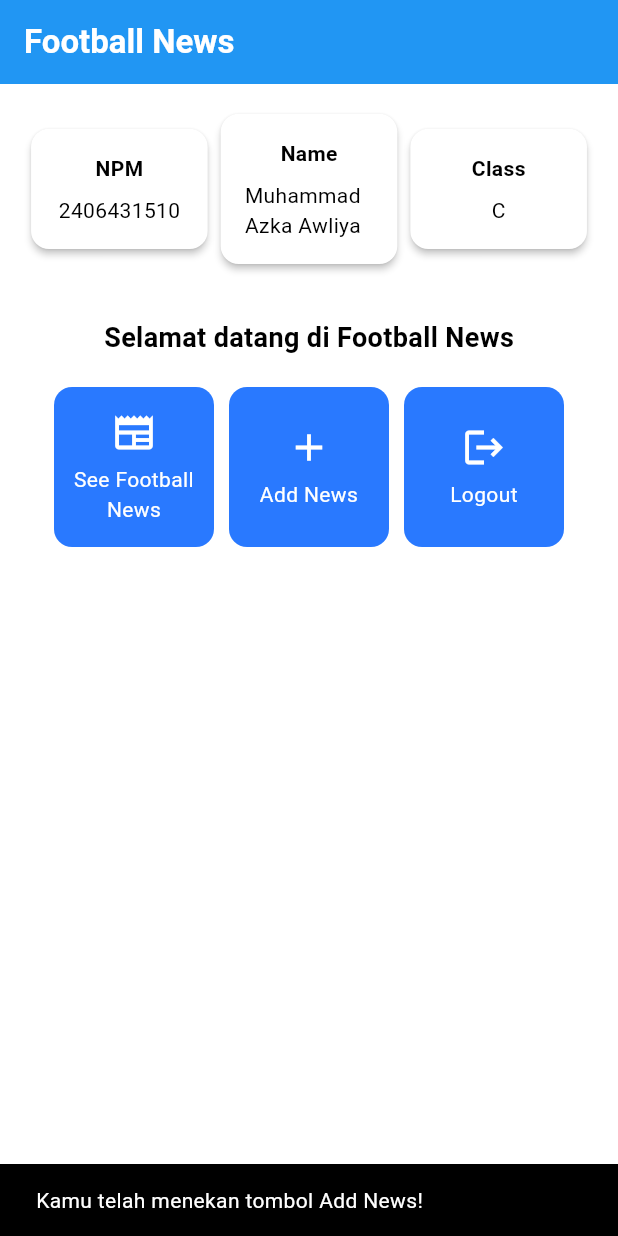
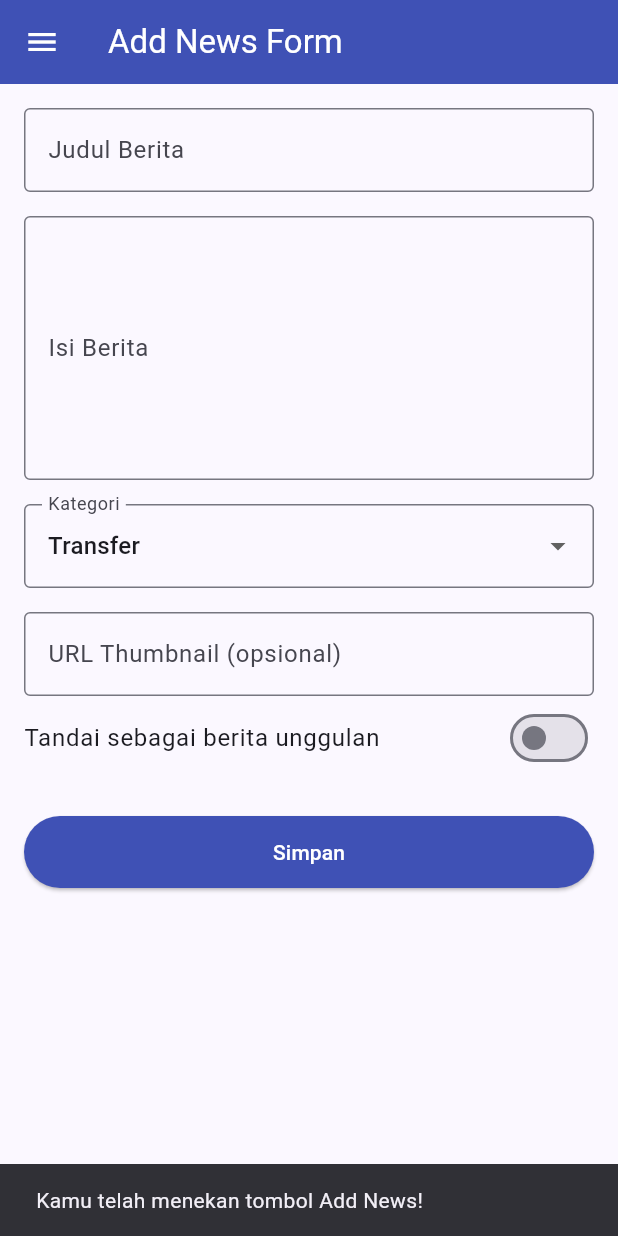
Before and after one commit to AsukaOurijya/football-news-mobile, a Flutter app: the screen it shows after launch, after a tap on "Add News", on a phone screen of 412 x 824 dp. Run offline on Flutter 3.47's test engine with Material 3 defaults, Android fonts, the phone set to English and light mode, and no system bars.

Commit message:
Finish Tutorial 7

```diff
--- a/football_news/lib/main.dart
+++ b/football_news/lib/main.dart
@@ -1,5 +1,5 @@
 import 'package:flutter/material.dart';
-import 'package:football_news/menu.dart';
+import 'package:football_news/screens/menu.dart';
 
 void main() {
   runApp(const MyApp());
@@ -12,26 +12,12 @@ class MyApp extends StatelessWidget {
   @override
   Widget build(BuildContext context) {
     return MaterialApp(
-      title: 'Flutter Demo',
+      title: 'Football News',
       theme: ThemeData(
-        // This is the theme of your application.
-        //
-        // TRY THIS: Try running your application with "flutter run". You'll see
-        // the application has a purple toolbar. Then, without quitting the app,
-        // try changing the seedColor in the colorScheme below to Colors.green
-        // and then invoke "hot reload" (save your changes or press the "hot
-        // reload" button in a Flutter-supported IDE, or press "r" if you used
-        // the command line to start the app).
-        //
-        // Notice that the counter didn't reset back to zero; the application
-        // state is not lost during the reload. To reset the state, use hot
-        // restart instead.
-        //
-        // This works for code too, not just values: Most code changes can be
-        // tested with just a hot reload.
-        colorScheme: ColorScheme.fromSwatch(primarySwatch: Colors.blue).copyWith(secondary: Colors.blueAccent[400]),
+        colorScheme: ColorScheme.fromSeed(seedColor: Colors.indigo),
+        useMaterial3: true,
       ),
-      home: MyHomePage(),
+      home: const MyHomePage(),
     );
   }
 }
--- a/football_news/lib/menu.dart
+++ /dev/null
@@ -1,173 +0,0 @@
-import 'package:flutter/material.dart';
-
-class MyHomePage extends StatelessWidget {
-  MyHomePage({super.key});
-  final String nama = "Muhammad Azka Awliya";
-  final String npm = "2406431510";
-  final String kelas = "C";
-
-  final List<ItemHomePage> items = [
-    ItemHomePage("See Football News", Icons.newspaper),
-    ItemHomePage("Add News", Icons.add),
-    ItemHomePage("Logout", Icons.logout),
-  ];
-
-  @override
-  Widget build (BuildContext context) {
-    return Scaffold(
-      appBar: AppBar(
-        title: const Text(
-          'Football News',
-          style: TextStyle(
-            color: Colors.white,
-            fontWeight: FontWeight.bold,
-          ),
-        ),
-        backgroundColor: Theme.of(context).colorScheme.primary,
-      ),
-
-      body: Padding(
-        padding: const EdgeInsets.all(16.0),
-        child: Column(
-          crossAxisAlignment: CrossAxisAlignment.center,
-            children: [
-              Row(
-                mainAxisAlignment: MainAxisAlignment.spaceEvenly,
-                children: [
-                  InfoCard(title: 'NPM', content: npm),
-                  InfoCard(title: 'Name', content: nama),
-                  InfoCard(title: 'Class', content: kelas),
-                ],
-              ),
-
-              const SizedBox(height: 16.0),
-
-              Center(
-                child: Column(
-                  children: [
-                    const Padding(
-                      padding: EdgeInsets.only(top: 16.0),
-                      child: Text(
-                        'Selamat datang di Football News',
-                        style: TextStyle(
-                          fontWeight: FontWeight.bold,
-                          fontSize: 18.0,
-                        ),
-                      ),
-                    ),
-
-                    GridView.count(
-                      primary: true,
-                      padding: const EdgeInsets.all(20),
-                      crossAxisSpacing: 10,
-                      mainAxisSpacing: 10,
-                      crossAxisCount: 3,
-                      shrinkWrap: true,
-
-                      children: items.map((ItemHomePage item) {
-                        return ItemCard(item);
-                      }).toList(),
-                    ),
-                  ],
-                ),
-              ),
-            ],
-        ),
-      ),
-    );
-  }
-}
-
-// (... nya jangan di copy !)
-class InfoCard extends StatelessWidget {
-  // Kartu informasi yang menampilkan title dan content.
-
-  final String title;  // Judul kartu.
-  final String content;  // Isi kartu.
-
-  const InfoCard({super.key, required this.title, required this.content});
-
-  @override
-  Widget build(BuildContext context) {
-    return Card(
-      // Membuat kotak kartu dengan bayangan dibawahnya.
-      elevation: 2.0,
-      child: Container(
-        // Mengatur ukuran dan jarak di dalam kartu.
-        width: MediaQuery.of(context).size.width / 3.5, // menyesuaikan dengan lebar device yang digunakan.
-        padding: const EdgeInsets.all(16.0),
-        // Menyusun title dan content secara vertikal.
-        child: Column(
-          children: [
-            Text(
-              title,
-              style: const TextStyle(fontWeight: FontWeight.bold),
-            ),
-            const SizedBox(height: 8.0),
-            Text(content),
-          ],
-        ),
-      ),
-    );
-  }
-}
-
-class ItemHomePage {
-  final String name;
-  final IconData icon;
-  ItemHomePage(this.name, this.icon);
-}
-
-class ItemCard extends StatelessWidget {
-  // Menampilkan kartu dengan ikon dan nama.
-
-  final ItemHomePage item;
-
-  const ItemCard(this.item, {super.key});
-
-  @override
-  Widget build(BuildContext context) {
-    return Material(
-      // Menentukan warna latar belakang dari tema aplikasi.
-      color: Theme.of(context).colorScheme.secondary,
-      // Membuat sudut kartu melengkung.
-      borderRadius: BorderRadius.circular(12),
-
-      child: InkWell(
-        // Aksi ketika kartu ditekan.
-        onTap: () {
-          // Menampilkan pesan SnackBar saat kartu ditekan.
-          ScaffoldMessenger.of(context)
-            ..hideCurrentSnackBar()
-            ..showSnackBar(
-              SnackBar(content: Text("Kamu telah menekan tombol ${item.name}!"))
-            );
-        },
-        // Container untuk menyimpan Icon dan Text
-        child: Container(
-          padding: const EdgeInsets.all(8),
-          child: Center(
-            child: Column(
-              // Menyusun ikon dan teks di tengah kartu.
-              mainAxisAlignment: MainAxisAlignment.center,
-              children: [
-                Icon(
-                  item.icon,
-                  color: Colors.white,
-                  size: 30.0,
-                ),
-                const Padding(padding: EdgeInsets.all(3)),
-                Text(
-                  item.name,
-                  textAlign: TextAlign.center,
-                  style: const TextStyle(color: Colors.white),
-                ),
-              ],
-            ),
-          ),
-        ),
-      ),
-    );
-  }
-
-}
--- /dev/null
+++ b/football_news/lib/screens/menu.dart
@@ -0,0 +1,133 @@
+import 'package:flutter/material.dart';
+import 'package:football_news/widgets/left_drawer.dart';
+import 'package:football_news/widgets/news_card.dart';
+
+class MyHomePage extends StatelessWidget {
+  const MyHomePage({super.key});
+
+  static const List<({String title, String value})> _profileEntries = [
+    (title: 'NPM', value: '2406431510'),
+    (title: 'Name', value: 'Muhammad Azka Awliya'),
+    (title: 'Class', value: 'C'),
+  ];
+
+  static const List<ItemHomePage> _menuItems = [
+    ItemHomePage(name: 'See Football News', icon: Icons.newspaper),
+    ItemHomePage(name: 'Add News', icon: Icons.add),
+    ItemHomePage(name: 'Logout', icon: Icons.logout),
+  ];
+
+  @override
+  Widget build(BuildContext context) {
+    final theme = Theme.of(context);
+    final crossAxisCount = MediaQuery.of(context).size.width < 720 ? 2 : 3;
+
+    return Scaffold(
+      appBar: AppBar(
+        title: const Text(
+          'Football News',
+          style: TextStyle(color: Colors.white, fontWeight: FontWeight.bold),
+        ),
+        backgroundColor: theme.colorScheme.primary,
+      ),
+      drawer: const LeftDrawer(),
+      body: SafeArea(
+        child: SingleChildScrollView(
+          padding: const EdgeInsets.all(16),
+          child: Column(
+            crossAxisAlignment: CrossAxisAlignment.stretch,
+            children: [
+              LayoutBuilder(
+                builder: (context, constraints) {
+                  final cards = _profileEntries
+                      .map(
+                        (entry) =>
+                            InfoCard(title: entry.title, content: entry.value),
+                      )
+                      .toList();
+
+                  if (constraints.maxWidth < 720) {
+                    return Column(
+                      children: [
+                        for (final card in cards)
+                          Padding(
+                            padding: const EdgeInsets.only(bottom: 12),
+                            child: card,
+                          ),
+                      ],
+                    );
+                  }
+
+                  return Row(
+                    crossAxisAlignment: CrossAxisAlignment.start,
+                    children: [
+                      for (var i = 0; i < cards.length; i++)
+                        Expanded(
+                          child: Padding(
+                            padding: EdgeInsets.only(
+                              right: i == cards.length - 1 ? 0 : 12,
+                            ),
+                            child: cards[i],
+                          ),
+                        ),
+                    ],
+                  );
+                },
+              ),
+              const SizedBox(height: 24),
+              Text(
+                'Selamat datang di Football News',
+                textAlign: TextAlign.center,
+                style: theme.textTheme.titleMedium?.copyWith(
+                  fontWeight: FontWeight.bold,
+                ),
+              ),
+              const SizedBox(height: 20),
+              GridView.count(
+                shrinkWrap: true,
+                physics: const NeverScrollableScrollPhysics(),
+                padding: const EdgeInsets.all(20),
+                crossAxisSpacing: 12,
+                mainAxisSpacing: 12,
+                crossAxisCount: crossAxisCount,
+                children: _menuItems
+                    .map((item) => ItemCard(item: item))
+                    .toList(),
+              ),
+            ],
+          ),
+        ),
+      ),
+    );
+  }
+}
+
+class InfoCard extends StatelessWidget {
+  const InfoCard({super.key, required this.title, required this.content});
+
+  final String title;
+  final String content;
+
+  @override
+  Widget build(BuildContext context) {
+    return Card(
+      elevation: 2,
+      child: Padding(
+        padding: const EdgeInsets.all(16),
+        child: Column(
+          crossAxisAlignment: CrossAxisAlignment.start,
+          children: [
+            Text(
+              title,
+              style: Theme.of(
+                context,
+              ).textTheme.titleSmall?.copyWith(fontWeight: FontWeight.bold),
+            ),
+            const SizedBox(height: 8),
+            Text(content, style: Theme.of(context).textTheme.bodyMedium),
+          ],
+        ),
+      ),
+    );
+  }
+}
--- /dev/null
+++ b/football_news/lib/screens/newslist_form.dart
@@ -0,0 +1,248 @@
+import 'package:flutter/material.dart';
+import 'package:football_news/widgets/left_drawer.dart';
+
+class NewsFormPage extends StatefulWidget {
+  const NewsFormPage({super.key});
+
+  @override
+  State<NewsFormPage> createState() => _NewsFormPageState();
+}
+
+class _NewsFormPageState extends State<NewsFormPage> {
+  final _formKey = GlobalKey<FormState>();
+  final _titleController = TextEditingController();
+  final _contentController = TextEditingController();
+  final _thumbnailController = TextEditingController();
+
+  static const List<String> _categories = [
+    'transfer',
+    'update',
+    'exclusive',
+    'match',
+    'rumor',
+    'analysis',
+  ];
+
+  String _selectedCategory = _categories.first;
+  bool _isFeatured = false;
+
+  @override
+  void dispose() {
+    _titleController.dispose();
+    _contentController.dispose();
+    _thumbnailController.dispose();
+    super.dispose();
+  }
+
+  @override
+  Widget build(BuildContext context) {
+    final theme = Theme.of(context);
+
+    return Scaffold(
+      appBar: AppBar(
+        title: const Text('Add News Form'),
+        backgroundColor: Colors.indigo,
+        foregroundColor: Colors.white,
+      ),
+      drawer: const LeftDrawer(),
+      body: SafeArea(
+        child: Form(
+          key: _formKey,
+          child: SingleChildScrollView(
+            padding: const EdgeInsets.all(16),
+            child: Column(
+              crossAxisAlignment: CrossAxisAlignment.stretch,
+              children: [
+                TextFormField(
+                  controller: _titleController,
+                  textInputAction: TextInputAction.next,
+                  decoration: const InputDecoration(
+                    labelText: 'Judul Berita',
+                    hintText: 'Masukkan judul berita',
+                    border: OutlineInputBorder(),
+                  ),
+                  validator: (value) {
+                    if (value == null || value.trim().isEmpty) {
+                      return 'Judul tidak boleh kosong!';
+                    }
+                    if (value.trim().length < 4) {
+                      return 'Judul minimal 4 karakter.';
+                    }
+                    return null;
+                  },
+                ),
+                const SizedBox(height: 16),
+                TextFormField(
+                  controller: _contentController,
+                  maxLines: 6,
+                  textInputAction: TextInputAction.newline,
+                  decoration: const InputDecoration(
+                    labelText: 'Isi Berita',
+                    hintText: 'Masukkan konten berita',
+                    border: OutlineInputBorder(),
+                  ),
+                  validator: (value) {
+                    if (value == null || value.trim().isEmpty) {
+                      return 'Isi berita tidak boleh kosong!';
+                    }
+                    if (value.trim().length < 20) {
+                      return 'Isi berita minimal 20 karakter.';
+                    }
+                    return null;
+                  },
+                ),
+                const SizedBox(height: 16),
+                DropdownButtonFormField<String>(
+                  initialValue: _selectedCategory,
+                  items: _categories
+                      .map(
+                        (category) => DropdownMenuItem(
+                          value: category,
+                          child: Text(
+                            category[0].toUpperCase() + category.substring(1),
+                          ),
+                        ),
+                      )
+                      .toList(),
+                  decoration: const InputDecoration(
+                    labelText: 'Kategori',
+                    border: OutlineInputBorder(),
+                  ),
+                  onChanged: (value) {
+                    if (value == null) return;
+                    setState(() {
+                      _selectedCategory = value;
+                    });
+                  },
+                ),
+                const SizedBox(height: 16),
+                TextFormField(
+                  controller: _thumbnailController,
+                  textInputAction: TextInputAction.done,
+                  decoration: const InputDecoration(
+                    labelText: 'URL Thumbnail (opsional)',
+                    hintText: 'Masukkan tautan gambar',
+                    border: OutlineInputBorder(),
+                  ),
+                  validator: (value) {
+                    if (value == null || value.trim().isEmpty) {
+                      return null;
+                    }
+
+                    final uri = Uri.tryParse(value.trim());
+                    if (uri == null || !uri.hasScheme || !uri.hasAuthority) {
+                      return 'Masukkan URL yang valid.';
+                    }
+                    return null;
+                  },
+                ),
+                SwitchListTile(
+                  contentPadding: EdgeInsets.zero,
+                  title: const Text('Tandai sebagai berita unggulan'),
+                  value: _isFeatured,
+                  onChanged: (isActive) {
+                    setState(() {
+                      _isFeatured = isActive;
+                    });
+                  },
+                ),
+                const SizedBox(height: 24),
+                SizedBox(
+                  width: double.infinity,
+                  child: ElevatedButton(
+                    style: ElevatedButton.styleFrom(
+                      backgroundColor: Colors.indigo,
+                      foregroundColor: Colors.white,
+                      padding: const EdgeInsets.symmetric(vertical: 14),
+                      textStyle: theme.textTheme.labelLarge,
+                    ),
+                    onPressed: _handleSubmit,
+                    child: const Text('Simpan'),
+                  ),
+                ),
+              ],
+            ),
+          ),
+        ),
+      ),
+    );
+  }
+
+  void _handleSubmit() {
+    if (!_formKey.currentState!.validate()) return;
+
+    final preview = _NewsPreview(
+      title: _titleController.text.trim(),
+      content: _contentController.text.trim(),
+      category: _selectedCategory,
+      thumbnail: _thumbnailController.text.trim(),
+      isFeatured: _isFeatured,
+    );
+
+    showDialog<void>(
+      context: context,
+      builder: (dialogContext) {
+        return AlertDialog(
+          title: const Text('Berita berhasil tersimpan'),
+          content: SingleChildScrollView(
+            child: ListBody(
+              children: [
+                Text('Judul: ${preview.title}'),
+                Text('Isi: ${preview.content}'),
+                Text('Kategori: ${preview.category}'),
+                Text(
+                  'Thumbnail: ${preview.thumbnail.isEmpty ? 'Tidak ada' : preview.thumbnail}',
+                ),
+                Text('Unggulan: ${preview.isFeatured ? 'Ya' : 'Tidak'}'),
+              ],
+            ),
+          ),
+          actions: [
+            TextButton(
+              onPressed: () {
+                Navigator.of(dialogContext).pop();
+                _resetForm();
+                ScaffoldMessenger.of(context)
+                  ..hideCurrentSnackBar()
+                  ..showSnackBar(
+                    const SnackBar(
+                      content: Text('Berita telah disimpan.'),
+                      duration: Duration(seconds: 2),
+                    ),
+                  );
+              },
+              child: const Text('OK'),
+            ),
+          ],
+        );
+      },
+    );
+  }
+
+  void _resetForm() {
+    _formKey.currentState?.reset();
+    setState(() {
+      _selectedCategory = _categories.first;
+      _isFeatured = false;
+    });
+    _titleController.clear();
+    _contentController.clear();
+    _thumbnailController.clear();
+  }
+}
+
+class _NewsPreview {
+  const _NewsPreview({
+    required this.title,
+    required this.content,
+    required this.category,
+    required this.thumbnail,
+    required this.isFeatured,
+  });
+
+  final String title;
+  final String content;
+  final String category;
+  final String thumbnail;
+  final bool isFeatured;
+}
--- /dev/null
+++ b/football_news/lib/widgets/left_drawer.dart
@@ -0,0 +1,66 @@
+import 'package:flutter/material.dart';
+import 'package:football_news/screens/menu.dart';
+import 'package:football_news/screens/newslist_form.dart';
+
+class LeftDrawer extends StatelessWidget {
+  const LeftDrawer({super.key});
+
+  @override
+  Widget build(BuildContext context) {
+    return Drawer(
+      child: ListView(
+        children: [
+          const DrawerHeader(
+            decoration: BoxDecoration(color: Colors.blue),
+            child: Column(
+              children: [
+                Text(
+                  'Football News',
+                  textAlign: TextAlign.center,
+                  style: TextStyle(
+                    fontSize: 30,
+                    fontWeight: FontWeight.bold,
+                    color: Colors.white,
+                  ),
+                ),
+                Padding(padding: EdgeInsets.all(10)),
+                Text(
+                  "Seluruh berita sepak bola terkini di sini!",
+                  textAlign: TextAlign.center,
+                  style: TextStyle(
+                    fontSize: 15,
+                    color: Colors.white,
+                    fontWeight: FontWeight.normal,
+                  ),
+                ),
+              ],
+            ),
+          ),
+          ListTile(
+            leading: const Icon(Icons.home_outlined),
+            title: const Text('Home'),
+            // Bagian redirection ke MyHomePage
+            onTap: () {
+              Navigator.pushReplacement(
+                context,
+                MaterialPageRoute(builder: (context) => const MyHomePage()),
+              );
+            },
+          ),
+
+          ListTile(
+            leading: const Icon(Icons.post_add),
+            title: const Text('Add News'),
+            // Bagian redirection ke NewsFormPage
+            onTap: () {
+              Navigator.pushReplacement(
+                context,
+                MaterialPageRoute(builder: (context) => const NewsFormPage()),
+              );
+            },
+          ),
+        ],
+      ),
+    );
+  }
+}
--- /dev/null
+++ b/football_news/lib/widgets/news_card.dart
@@ -0,0 +1,58 @@
+import 'package:flutter/material.dart';
+import 'package:football_news/screens/newslist_form.dart';
+
+class ItemHomePage {
+  const ItemHomePage({required this.name, required this.icon});
+
+  final String name;
+  final IconData icon;
+}
+
+class ItemCard extends StatelessWidget {
+  const ItemCard({super.key, required this.item});
+
+  final ItemHomePage item;
+
+  @override
+  Widget build(BuildContext context) {
+    return Material(
+      color: Theme.of(context).colorScheme.secondary,
+      borderRadius: BorderRadius.circular(12),
+      child: InkWell(
+        onTap: () {
+          ScaffoldMessenger.of(context)
+            ..hideCurrentSnackBar()
+            ..showSnackBar(
+              SnackBar(
+                content: Text('Kamu telah menekan tombol ${item.name}!'),
+              ),
+            );
+
+          if (item.name == 'Add News') {
+            Navigator.push(
+              context,
+              MaterialPageRoute(builder: (context) => const NewsFormPage()),
+            );
+          }
+        },
+        child: Container(
+          padding: const EdgeInsets.all(8),
+          child: Center(
+            child: Column(
+              mainAxisAlignment: MainAxisAlignment.center,
+              children: [
+                Icon(item.icon, color: Colors.white, size: 30),
+                const SizedBox(height: 6),
+                Text(
+                  item.name,
+                  textAlign: TextAlign.center,
+                  style: const TextStyle(color: Colors.white),
+                ),
+              ],
+            ),
+          ),
+        ),
+      ),
+    );
+  }
+}
```
